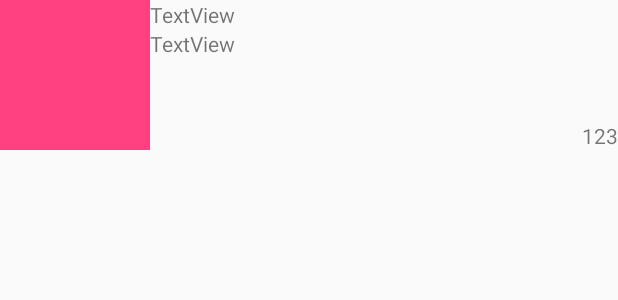
After one commit to tommyyun/SoolSool, an Android app: the layout tab1_room.xml on its own in the app's theme, with its tools: preview values and no code run, on a phone screen of 412 x 824 dp. The commit adds this screen. Shown: the top 300 px of the screen. Run offline under Robolectric (Android 15) with nearby library versions, the phone set to English and light mode, and no system bars.

Commit message:
layouting

```diff
--- a/app/src/main/AndroidManifest.xml
+++ b/app/src/main/AndroidManifest.xml
@@ -3,12 +3,13 @@
     package="com.example.q.soolsool">
 
     <application
+
         android:allowBackup="true"
         android:icon="@mipmap/ic_launcher"
         android:label="@string/app_name"
         android:roundIcon="@mipmap/ic_launcher_round"
         android:supportsRtl="true"
-        android:theme="@style/AppTheme">
+        android:theme="@style/Theme.AppCompat.Light.NoActionBar">
         <activity android:name=".MainActivity">
             <intent-filter>
                 <action android:name="android.intent.action.MAIN" />
--- /dev/null
+++ b/app/src/main/res/layout/tab1_room.xml
@@ -0,0 +1,40 @@
+<?xml version="1.0" encoding="utf-8"?>
+<LinearLayout xmlns:android="http://schemas.android.com/apk/res/android"
+xmlns:app="http://schemas.android.com/apk/res-auto"
+android:layout_width="match_parent"
+android:layout_height="wrap_content">
+
+<ImageView
+    android:id="@+id/imageView"
+    android:layout_width="100dp"
+    android:layout_height="100dp"
+    app:srcCompat="@color/colorAccent" />
+
+    <LinearLayout
+        android:layout_width="wrap_content"
+        android:layout_height="match_parent"
+        android:orientation="vertical">
+
+        <TextView
+            android:id="@+id/textView2"
+            android:layout_width="wrap_content"
+            android:layout_height="wrap_content"
+            android:text="TextView" />
+
+        <TextView
+            android:id="@+id/textView3"
+            android:layout_width="wrap_content"
+            android:layout_height="wrap_content"
+            android:text="TextView" />
+
+    </LinearLayout>
+
+    <TextView
+        android:id="@+id/textView5"
+        android:layout_width="match_parent"
+        android:layout_height="wrap_content"
+        android:layout_gravity="bottom|right"
+        android:gravity="right"
+        android:text="123"
+        android:textDirection="firstStrongRtl" />
+</LinearLayout>
--- a/app/src/main/res/values/colors.xml
+++ b/app/src/main/res/values/colors.xml
@@ -2,5 +2,5 @@
 <resources>
     <color name="colorPrimary">#3F51B5</color>
     <color name="colorPrimaryDark">#303F9F</color>
-    <color name="colorAccent">#FF4081</color>
+    <color name="colorAccent">#ff4081</color>
 </resources>
```
Also changed, not shown: app/src/main/java/com/example/q/soolsool/Tab1.java (+38 -1 lines), app/src/main/res/layout/tab1.xml (+30 -5 lines).
